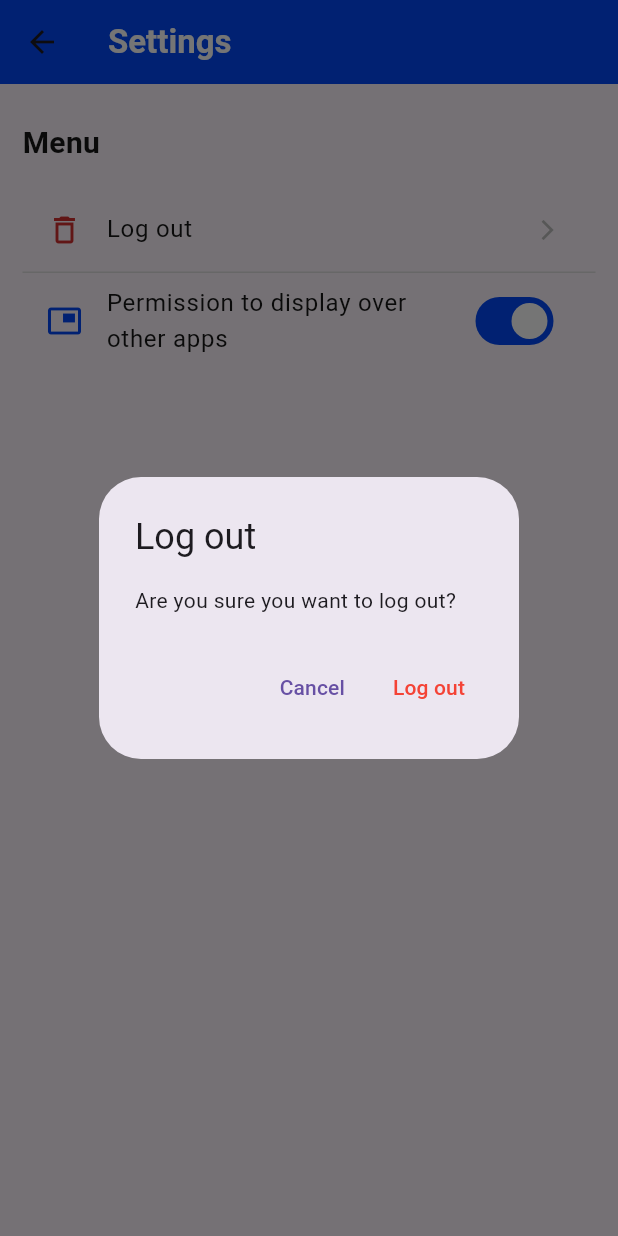
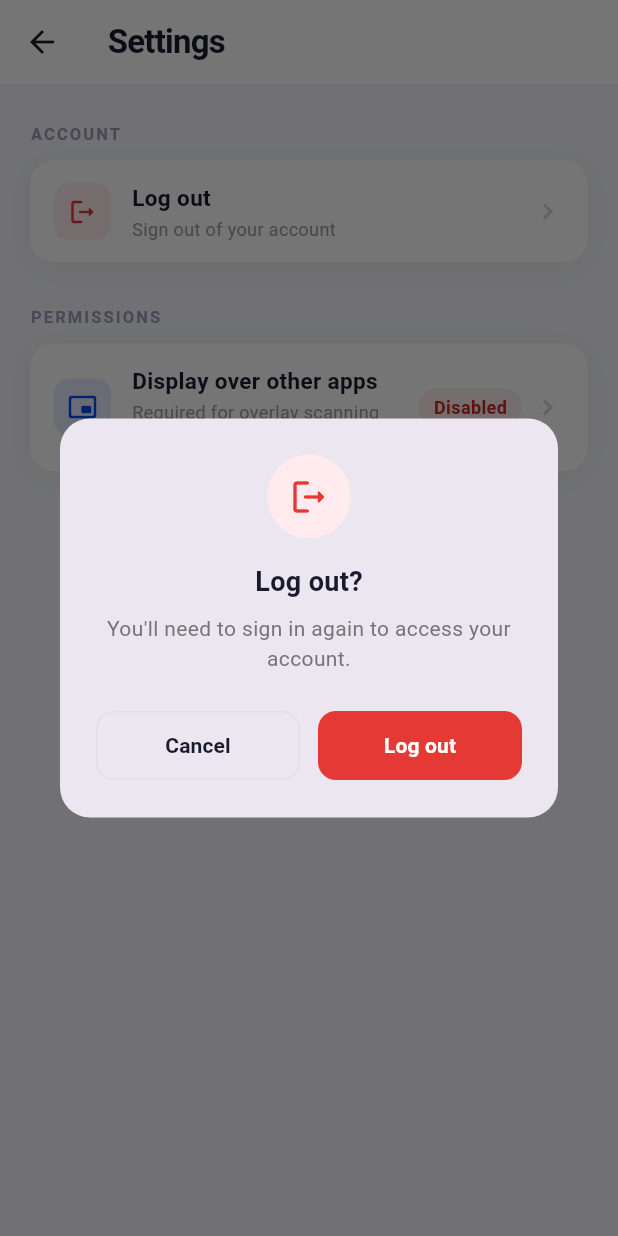
Before and after one commit to juanvictorqwerty/AI_AND_FAKE_NEWS_DETECTOR-, a Flutter app: the SettingsPage screen opened directly, after a tap on "Log out", on a phone screen of 412 x 824 dp. Run offline on Flutter 3.47's test engine with Material 3 defaults, Android fonts, the phone set to English and light mode, and no system bars; our stand-ins replace flutter_dotenv, get, shared_preferences; accounts and stored records are empty.

Commit message:
more stylish settings

```diff
--- a/ai_fake_news_detector/lib/pages/HomePage.dart
+++ b/ai_fake_news_detector/lib/pages/HomePage.dart
@@ -1,3 +1,4 @@
+
 import 'package:ai_fake_news_detector/pages/SettingsPage.dart';
 import 'package:ai_fake_news_detector/services/auth_controller.dart';
 import 'package:ai_fake_news_detector/utils/global.colors.dart';
--- a/ai_fake_news_detector/lib/pages/SettingsPage.dart
+++ b/ai_fake_news_detector/lib/pages/SettingsPage.dart
@@ -4,7 +4,6 @@ import 'package:ai_fake_news_detector/utils/global.colors.dart';
 import 'package:flutter/material.dart';
 import 'package:flutter/services.dart';
 import 'package:get/get.dart';
-import 'package:permission_handler/permission_handler.dart';
 
 class SettingsPage extends StatefulWidget {
   const SettingsPage({super.key});
@@ -13,144 +12,254 @@ class SettingsPage extends StatefulWidget {
   State<SettingsPage> createState() => _SettingsPageState();
 }
 
-class _SettingsPageState extends State<SettingsPage> {
+class _SettingsPageState extends State<SettingsPage>
+    with SingleTickerProviderStateMixin {
   bool _overlayPermissionGranted = false;
-  bool _isCheckingPermission = true;
+  static const platform = MethodChannel('android_intent/android_intent');
+  AnimationController? _animController;
+  Animation<double>? _fadeAnim;
 
   @override
   void initState() {
     super.initState();
+    _animController = AnimationController(
+      vsync: this,
+      duration: const Duration(milliseconds: 600),
+    );
+    _fadeAnim = CurvedAnimation(parent: _animController!, curve: Curves.easeOut);
+    _animController!.forward();
+
+    WidgetsBinding.instance.addPostFrameCallback((_) {
       _checkOverlayPermission();
+    });
+  }
+
+  @override
+  void dispose() {
+    _animController?.dispose();
+    super.dispose();
   }
 
   Future<void> _checkOverlayPermission() async {
     try {
-      final status = await Permission.systemAlertWindow.status;
+      final bool result = await platform.invokeMethod('canDrawOverlays');
       if (mounted) {
-        setState(() {
-          _overlayPermissionGranted = status.isGranted;
-          _isCheckingPermission = false;
-        });
+        setState(() => _overlayPermissionGranted = result);
       }
     } catch (e) {
-      if (mounted) {
-        setState(() {
-          _overlayPermissionGranted = false;
-          _isCheckingPermission = false;
-        });
-      }
+      debugPrint("Error checking permission: $e");
+      if (mounted) setState(() => _overlayPermissionGranted = false);
     }
   }
 
   @override
   Widget build(BuildContext context) {
     return Scaffold(
-      appBar: AppBar(
-        backgroundColor: GlobalColors.mainColor,
-        title: Text(
-          "Settings",
+      backgroundColor: const Color(0xFFF6F7FB),
+      appBar: _buildAppBar(),
+      body: FadeTransition(
+        opacity: _fadeAnim ?? const AlwaysStoppedAnimation(1.0),
+        child: SingleChildScrollView(
+          padding: const EdgeInsets.symmetric(horizontal: 20, vertical: 24),
+          child: Column(
+            crossAxisAlignment: CrossAxisAlignment.start,
+            children: [
+              _sectionLabel("Account"),
+              const SizedBox(height: 10),
+              _buildCard([
+                _buildTile(
+                  icon: Icons.logout_rounded,
+                  iconColor: const Color(0xFFE53935),
+                  iconBg: const Color(0xFFFFEBEE),
+                  title: "Log out",
+                  subtitle: "Sign out of your account",
+                  onTap: () => _showLogoutDialog(context),
+                ),
+              ]),
+              const SizedBox(height: 28),
+              _sectionLabel("Permissions"),
+              const SizedBox(height: 10),
+              _buildCard([
+                _buildOverlayTile(context),
+              ]),
+              const SizedBox(height: 40),
+              Center(
+                child: Text(
+                  "AFND v1.0.0",
                   style: TextStyle(
-            color: Colors.white,
-            fontWeight: FontWeight.bold
+                    fontSize: 12,
+                    color: Colors.grey[400],
+                    letterSpacing: 1.2,
+                    fontWeight: FontWeight.w500,
                   ),
                 ),
               ),
-      body: SingleChildScrollView(
-        child: SafeArea(
-          child: Container(
-            width: double.infinity,
-            padding: const EdgeInsets.all(15.0),
-            child: Column(
-              mainAxisAlignment: MainAxisAlignment.start,
-              crossAxisAlignment: CrossAxisAlignment.start,
-              children: [
-                const SizedBox(height: 10),
-                Text(
-                  "Menu",
-                  style: TextStyle(
-                    fontSize: 20,
-                    fontWeight: FontWeight.bold,
-                    color: GlobalColors.textColor,
-                  ),
-                ),
-                const SizedBox(height: 15),
-
-                // Log out menu item with bin icon
-                _buildMenuItem(
-                  icon: Icons.delete_outline,
-                  title: "Log out",
-                  onTap: () => _showLogoutDialog(context),
-                ),
-
-                Divider(height: 1, color: Colors.grey[300]),
-
-                // Permission to display over other apps - Toggle switch
-                _buildToggleMenuItem(
-                  icon: Icons.picture_in_picture,
-                  title: "Permission to display over other apps",
-                  value: _overlayPermissionGranted,
-                  isLoading: _isCheckingPermission,
-                  onChanged: (bool value) {
-                    if (value) {
-                      _requestOverlayPermission();
-                    } else {
-                      _showCannotDisableDialog();
-                    }
-                  },
-                ),
             ],
           ),
-          )
         ),
       ),
     );
   }
 
-  Widget _buildMenuItem({
-    required IconData icon,
-    required String title,
-    required VoidCallback onTap,
-  }) {
-    return ListTile(
-      leading: Icon(icon, color: Colors.red[700]),
-      title: Text(
-        title,
+  PreferredSizeWidget _buildAppBar() {
+    return AppBar(
+      elevation: 0,
+      backgroundColor: Colors.white,
+      surfaceTintColor: Colors.transparent,
+      centerTitle: false,
+      title: const Text(
+        "Settings",
         style: TextStyle(
-          fontSize: 16,
-          color: GlobalColors.textColor,
+          fontSize: 22,
+          fontWeight: FontWeight.w700,
+          color: Color(0xFF1A1A2E),
+          letterSpacing: -0.5,
         ),
       ),
-      trailing: Icon(Icons.arrow_forward_ios, size: 16, color: Colors.grey[400]),
-      onTap: onTap,
+      bottom: PreferredSize(
+        preferredSize: const Size.fromHeight(1),
+        child: Container(color: const Color(0xFFEEEEF2), height: 1),
+      ),
     );
   }
 
-  Widget _buildToggleMenuItem({
+  Widget _sectionLabel(String label) {
+    return Text(
+      label.toUpperCase(),
+      style: const TextStyle(
+        fontSize: 11,
+        fontWeight: FontWeight.w700,
+        color: Color(0xFF9E9EB8),
+        letterSpacing: 1.4,
+      ),
+    );
+  }
+
+  Widget _buildCard(List<Widget> children) {
+    return Container(
+      decoration: BoxDecoration(
+        color: Colors.white,
+        borderRadius: BorderRadius.circular(16),
+        boxShadow: [
+          BoxShadow(
+            color: Colors.black.withOpacity(0.05),
+            blurRadius: 16,
+            offset: const Offset(0, 4),
+          ),
+        ],
+      ),
+      child: Column(
+        children: children
+            .asMap()
+            .entries
+            .map((e) => Column(children: [
+                  e.value,
+                  if (e.key < children.length - 1)
+                    Divider(
+                      height: 1,
+                      indent: 58,
+                      endIndent: 16,
+                      color: Colors.grey[100],
+                    ),
+                ]))
+            .toList(),
+      ),
+    );
+  }
+
+  Widget _buildTile({
     required IconData icon,
+    required Color iconColor,
+    required Color iconBg,
     required String title,
-    required bool value,
-    required bool isLoading,
-    required ValueChanged<bool> onChanged,
+    required String subtitle,
+    required VoidCallback onTap,
+    Widget? trailing,
   }) {
-    return ListTile(
-      leading: Icon(icon, color: GlobalColors.mainColor),
-      title: Text(
+    return Material(
+      color: Colors.transparent,
+      borderRadius: BorderRadius.circular(16),
+      child: InkWell(
+        borderRadius: BorderRadius.circular(16),
+        onTap: onTap,
+        child: Padding(
+          padding: const EdgeInsets.symmetric(horizontal: 16, vertical: 14),
+          child: Row(
+            children: [
+              Container(
+                width: 38,
+                height: 38,
+                decoration: BoxDecoration(
+                  color: iconBg,
+                  borderRadius: BorderRadius.circular(10),
+                ),
+                child: Icon(icon, color: iconColor, size: 20),
+              ),
+              const SizedBox(width: 14),
+              Expanded(
+                child: Column(
+                  crossAxisAlignment: CrossAxisAlignment.start,
+                  children: [
+                    Text(
                       title,
-        style: TextStyle(
-          fontSize: 16,
-          color: GlobalColors.textColor,
+                      style: const TextStyle(
+                        fontSize: 15,
+                        fontWeight: FontWeight.w600,
+                        color: Color(0xFF1A1A2E),
                       ),
                     ),
-      trailing: isLoading
-          ? SizedBox(
-              width: 24,
-              height: 24,
-              child: CircularProgressIndicator(strokeWidth: 2),
-            )
-          : Switch(
-              value: value,
-              onChanged: onChanged,
-              activeTrackColor: GlobalColors.mainColor,
+                    const SizedBox(height: 2),
+                    Text(
+                      subtitle,
+                      style: TextStyle(fontSize: 12, color: Colors.grey[500]),
+                    ),
+                  ],
+                ),
+              ),
+              trailing ??
+                  Icon(Icons.chevron_right_rounded,
+                      color: Colors.grey[350], size: 22),
+            ],
+          ),
+        ),
+      ),
+    );
+  }
+
+  Widget _buildOverlayTile(BuildContext context) {
+    return _buildTile(
+      icon: Icons.picture_in_picture_alt_rounded,
+      iconColor: GlobalColors.mainColor,
+      iconBg: GlobalColors.mainColor.withOpacity(0.1),
+      title: "Display over other apps",
+      subtitle: "Required for overlay scanning feature",
+      onTap: () => _openOverlayPermissionSettings(context),
+      trailing: Row(
+        mainAxisSize: MainAxisSize.min,
+        children: [
+          AnimatedContainer(
+            duration: const Duration(milliseconds: 300),
+            padding: const EdgeInsets.symmetric(horizontal: 10, vertical: 4),
+            decoration: BoxDecoration(
+              color: _overlayPermissionGranted
+                  ? const Color(0xFFE8F5E9)
+                  : const Color(0xFFFFEBEE),
+              borderRadius: BorderRadius.circular(20),
+            ),
+            child: Text(
+              _overlayPermissionGranted ? "Enabled" : "Disabled",
+              style: TextStyle(
+                fontSize: 12,
+                fontWeight: FontWeight.w600,
+                color: _overlayPermissionGranted
+                    ? const Color(0xFF2E7D32)
+                    : const Color(0xFFC62828),
+              ),
+            ),
+          ),
+          const SizedBox(width: 6),
+          Icon(Icons.chevron_right_rounded, color: Colors.grey[350], size: 22),
+        ],
       ),
     );
   }
@@ -158,121 +267,121 @@ class _SettingsPageState extends State<SettingsPage> {
   void _showLogoutDialog(BuildContext context) {
     showDialog(
       context: context,
-      builder: (context) => AlertDialog(
-        title: Text("Log out"),
-        content: Text("Are you sure you want to log out?"),
-        actions: [
-          TextButton(
+      builder: (context) => Dialog(
+        shape: RoundedRectangleBorder(borderRadius: BorderRadius.circular(20)),
+        child: Padding(
+          padding: const EdgeInsets.all(24),
+          child: Column(
+            mainAxisSize: MainAxisSize.min,
+            children: [
+              Container(
+                width: 56,
+                height: 56,
+                decoration: BoxDecoration(
+                  color: const Color(0xFFFFEBEE),
+                  shape: BoxShape.circle,
+                ),
+                child: const Icon(Icons.logout_rounded,
+                    color: Color(0xFFE53935), size: 28),
+              ),
+              const SizedBox(height: 16),
+              const Text(
+                "Log out?",
+                style: TextStyle(
+                  fontSize: 18,
+                  fontWeight: FontWeight.w700,
+                  color: Color(0xFF1A1A2E),
+                ),
+              ),
+              const SizedBox(height: 8),
+              Text(
+                "You'll need to sign in again to access your account.",
+                textAlign: TextAlign.center,
+                style: TextStyle(fontSize: 14, color: Colors.grey[600]),
+              ),
+              const SizedBox(height: 24),
+              Row(
+                children: [
+                  Expanded(
+                    child: OutlinedButton(
                       onPressed: () => Navigator.pop(context),
-            child: Text("Cancel"),
+                      style: OutlinedButton.styleFrom(
+                        padding: const EdgeInsets.symmetric(vertical: 13),
+                        shape: RoundedRectangleBorder(
+                            borderRadius: BorderRadius.circular(12)),
+                        side: BorderSide(color: Colors.grey[300]!),
                       ),
-          TextButton(
+                      child: const Text("Cancel",
+                          style: TextStyle(
+                              fontWeight: FontWeight.w600,
+                              color: Color(0xFF1A1A2E))),
+                    ),
+                  ),
+                  const SizedBox(width: 12),
+                  Expanded(
+                    child: ElevatedButton(
                       onPressed: () async {
                         Navigator.pop(context);
                         final authController = Get.find<AuthController>();
                         await authController.signOut();
-              // Navigate to login screen after logout
                         Get.offAll(() => Login());
                       },
-            child: Text(
-              "Log out",
-              style: TextStyle(color: Colors.red),
+                      style: ElevatedButton.styleFrom(
+                        backgroundColor: const Color(0xFFE53935),
+                        padding: const EdgeInsets.symmetric(vertical: 13),
+                        elevation: 0,
+                        shape: RoundedRectangleBorder(
+                            borderRadius: BorderRadius.circular(12)),
+                      ),
+                      child: const Text("Log out",
+                          style: TextStyle(
+                              fontWeight: FontWeight.w600, color: Colors.white)),
                     ),
                   ),
                 ],
               ),
-    );
-  }
-
-  void _requestOverlayPermission() async {
-    // SYSTEM_ALERT_WINDOW is a special permission that cannot be requested
-    // programmatically in most Android versions. We need to guide the user
-    // to enable it in system settings.
-
-    // First check if already granted
-    final status = await Permission.systemAlertWindow.status;
-
-    if (status.isGranted) {
-      setState(() {
-        _overlayPermissionGranted = true;
-      });
-      Get.snackbar(
-        "Permission Granted",
-        "Display over other apps permission is already granted",
-        snackPosition: SnackPosition.BOTTOM,
-      );
-      return;
-    }
-
-    // Show dialog explaining how to enable the permission
-    if (mounted) {
-      _showOverlayPermissionDialog();
-    }
-  }
-
-  void _showOverlayPermissionDialog() {
-    showDialog(
-      context: context,
-      builder: (dialogContext) => AlertDialog(
-        title: Text("Enable Display Over Other Apps"),
-        content: Text(
-          "To enable this feature, you need to:\n\n"
-          "1. Tap 'Open Settings'\n"
-          "2. Find 'Display over other apps'\n"
-          "3. Enable it for AI & FAKE NEWS DETECTOR\n\n"
-          "Note: This permission allows the app to display notifications over other apps.",
+            ],
           ),
-        actions: [
-          TextButton(
-            onPressed: () => Navigator.pop(dialogContext),
-            child: Text("Cancel"),
         ),
-          TextButton(
-            onPressed: () {
-              Navigator.pop(dialogContext);
-              // Open app settings where user can enable the permission
-              _openOverlaySettings();
-            },
-            child: Text("Open Settings"),
-          ),
-        ],
       ),
     );
   }
 
-  void _openOverlaySettings() async {
+  /// Opens the MANAGE_OVERLAY_PERMISSION settings screen directly —
+  /// the exact page where users toggle "Allow display over other apps".
+  void _openOverlayPermissionSettings(BuildContext context) async {
     try {
-      // Try to open the specific overlay settings
-      const _ = MethodChannel('android_intent/android_intent');
+      final Map<String, dynamic> args = {
+        'action': 'android.settings.action.MANAGE_OVERLAY_PERMISSION',
+        'data': 'package:com.example.ai_fake_news_detector',
+      };
+      await platform.invokeMethod('launch', args);
 
-      // Open app details settings where overlay permission can be enabled
-      await const MethodChannel('flutter/platform').invokeMethod('openAppSettings');
-
-      // After user returns, check the permission status
-      await Future.delayed(const Duration(seconds: 2));
+      // Re-check permission when the user returns
+      await Future.delayed(const Duration(milliseconds: 800));
       await _checkOverlayPermission();
-
     } catch (e) {
-      // Fallback: try to open general app settings
-      try {
-        await openAppSettings();
-        await Future.delayed(const Duration(seconds: 2));
-        await _checkOverlayPermission();
-      } catch (e2) {
-        Get.snackbar(
-          "Error",
-          "Could not open settings. Please enable manually in system settings.",
-          snackPosition: SnackPosition.BOTTOM,
+      debugPrint("Error opening overlay settings: $e");
+      if (context.mounted) {
+        ScaffoldMessenger.of(context).showSnackBar(
+          SnackBar(
+            behavior: SnackBarBehavior.floating,
+            shape:
+                RoundedRectangleBorder(borderRadius: BorderRadius.circular(12)),
+            backgroundColor: const Color(0xFF1A1A2E),
+            content: const Text(
+              "Go to Settings → Apps → AFND → Permissions → Display over other apps",
+              style: TextStyle(color: Colors.white),
+            ),
+            duration: const Duration(seconds: 5),
+            action: SnackBarAction(
+              label: "OK",
+              textColor: GlobalColors.mainColor,
+              onPressed: () {},
+            ),
+          ),
         );
       }
     }
   }
-
-  void _showCannotDisableDialog() {
-    Get.snackbar(
-      "Cannot Disable",
-      "This permission can only be disabled in system settings",
-      snackPosition: SnackPosition.BOTTOM,
-    );
 }
-}
```
Lines whose indentation alone changed are shown as unchanged.
